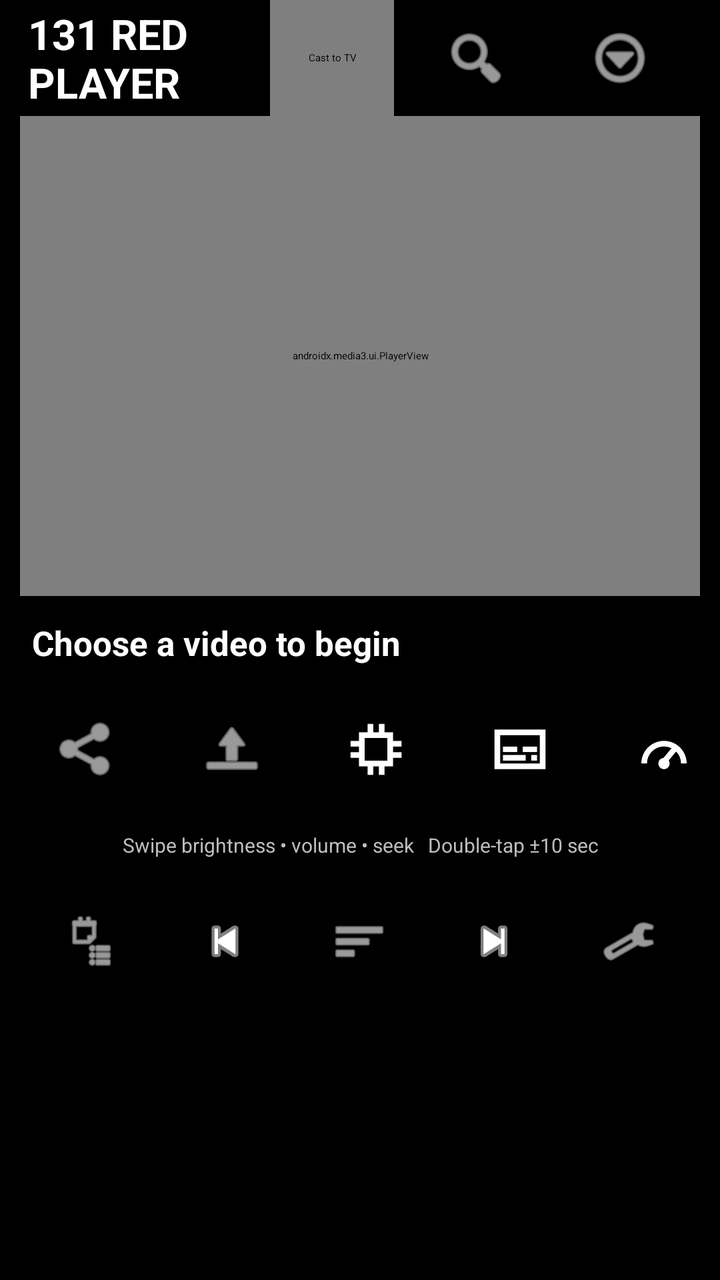
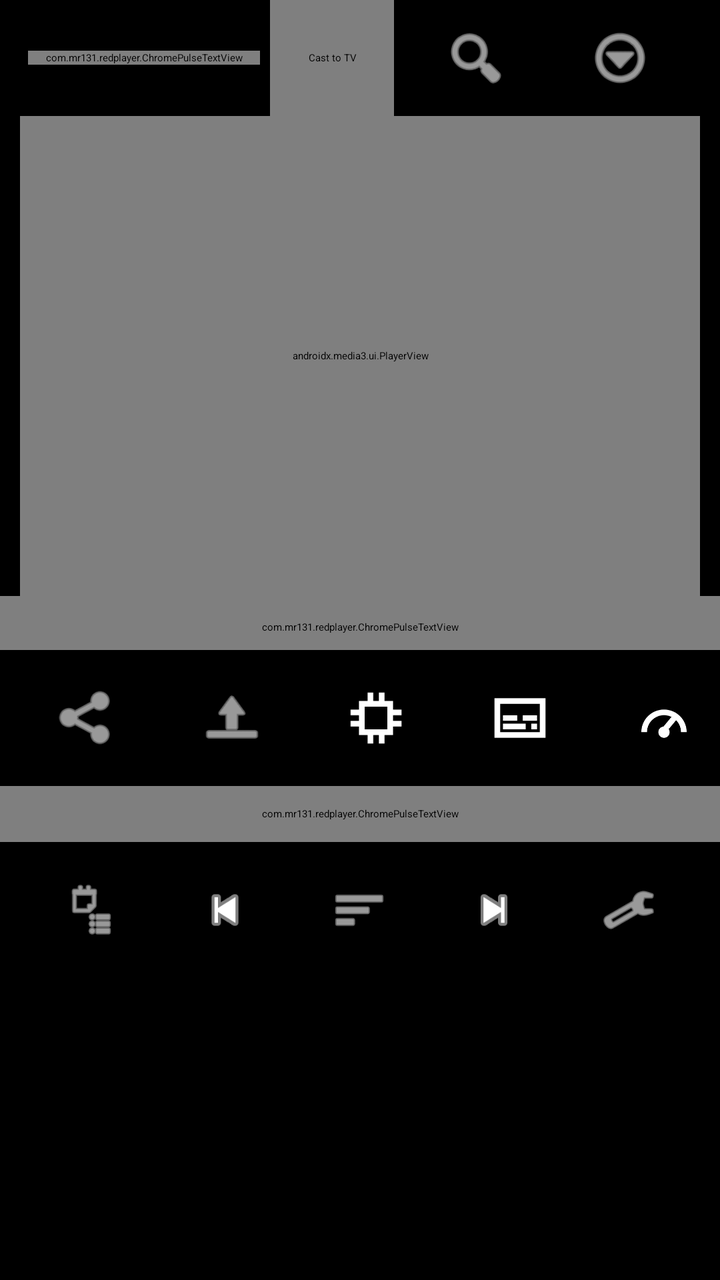

An Android layout rendered at two revisions. The XML below is the earlier revision; the diff shows what the commit changed to produce the second picture.
<!-- AndroidManifest.xml: activity theme Theme.RedPlayer.Launch -->
<!-- res/layout/activity_main.xml -->
<?xml version="1.0" encoding="utf-8"?>
<LinearLayout xmlns:android="http://schemas.android.com/apk/res/android" xmlns:app="http://schemas.android.com/apk/res-auto" android:id="@+id/root" android:layout_width="match_parent" android:layout_height="match_parent" android:background="@color/black" android:orientation="vertical">
 <LinearLayout android:layout_width="match_parent" android:layout_height="58dp" android:gravity="center_vertical" android:paddingHorizontal="14dp"><TextView android:layout_width="0dp" android:layout_height="wrap_content" android:layout_weight="1" android:text="131 RED PLAYER" android:textColor="@color/white" android:textSize="21sp" android:textStyle="bold"/><androidx.mediarouter.app.MediaRouteButton android:id="@+id/castButton" style="@style/RedIconButton" android:contentDescription="Cast to TV" app:mediaRouteButtonTint="@color/white"/><ImageButton android:id="@+id/searchButton" style="@style/RedIconButton" android:contentDescription="Search" android:src="@android:drawable/ic_menu_search"/><ImageButton android:id="@+id/moreButton" style="@style/RedIconButton" android:contentDescription="More" android:src="@android:drawable/ic_menu_more"/></LinearLayout>
 <FrameLayout android:layout_width="match_parent" android:layout_height="240dp" android:layout_marginHorizontal="10dp" android:background="@drawable/player_frame"><androidx.media3.ui.PlayerView android:id="@+id/playerView" android:layout_width="match_parent" android:layout_height="match_parent" android:background="@color/black" android:padding="2dp" app:use_controller="true" app:show_buffering="when_playing" app:resize_mode="fit" app:surface_type="texture_view"/><TextView android:id="@+id/gestureOverlay" android:layout_width="wrap_content" android:layout_height="wrap_content" android:layout_gravity="center" android:background="#DD151515" android:padding="16dp" android:textColor="@color/white" android:textSize="18sp" android:textStyle="bold" android:visibility="gone"/></FrameLayout>
 <TextView android:id="@+id/titleText" android:layout_width="match_parent" android:layout_height="wrap_content" android:paddingHorizontal="16dp" android:paddingTop="12dp" android:paddingBottom="8dp" android:text="Choose a video to begin" android:textColor="@color/white" android:textSize="17sp" android:textStyle="bold" android:maxLines="1" android:ellipsize="middle"/>
 <HorizontalScrollView android:layout_width="match_parent" android:layout_height="68dp" android:scrollbars="none"><LinearLayout android:layout_width="wrap_content" android:layout_height="match_parent" android:orientation="horizontal" android:gravity="center_vertical" android:paddingHorizontal="8dp"><ImageButton android:id="@+id/networkButton" style="@style/RedIconButton" android:contentDescription="Open Network Stream" android:src="@android:drawable/ic_menu_share"/><ImageButton android:id="@+id/cloudButton" style="@style/RedIconButton" android:contentDescription="Cloud Import" android:src="@android:drawable/ic_menu_upload"/><ImageButton android:id="@+id/decoderButton" style="@style/RedIconButton" android:contentDescription="Hardware decoder" android:src="@drawable/ic_decoder"/><ImageButton android:id="@+id/subtitleButton" style="@style/RedIconButton" android:contentDescription="Subtitles" android:src="@drawable/ic_subtitles"/><ImageButton android:id="@+id/speedButton" style="@style/RedIconButton" android:contentDescription="Playback speed" android:src="@drawable/ic_speed"/><ImageButton android:id="@+id/fitButton" style="@style/RedIconButton" android:contentDescription="Fit screen" android:src="@drawable/ic_fit"/><ImageButton android:id="@+id/abButton" style="@style/RedIconButton" android:contentDescription="A B repeat" android:src="@drawable/ic_repeat"/><ImageButton android:id="@+id/pipButton" style="@style/RedIconButton" android:contentDescription="Picture in picture" android:src="@drawable/ic_pip"/><ImageButton android:id="@+id/lockButton" style="@style/RedIconButton" android:contentDescription="Lock controls" android:src="@android:drawable/ic_lock_lock"/><ImageButton android:id="@+id/infoButton" style="@style/RedIconButton" android:contentDescription="Video information" android:src="@android:drawable/ic_menu_info_details"/></LinearLayout></HorizontalScrollView>
 <TextView android:id="@+id/gestureText" android:layout_width="match_parent" android:layout_height="28dp" android:gravity="center" android:text="Swipe brightness • volume • seek   Double-tap ±10 sec" android:textColor="@color/muted" android:textSize="10sp"/>
 <LinearLayout android:id="@+id/bottomBar" android:layout_width="match_parent" android:layout_height="68dp" android:gravity="center" android:orientation="horizontal" android:paddingHorizontal="12dp"><ImageButton android:id="@+id/openButton" style="@style/BottomIconButton" android:contentDescription="Video Library" android:src="@android:drawable/ic_menu_agenda"/><ImageButton android:id="@+id/previousButton" style="@style/BottomIconButton" android:contentDescription="Previous video" android:src="@android:drawable/ic_media_previous"/><ImageButton android:id="@+id/playlistButton" style="@style/BottomIconButton" android:contentDescription="Playlist" android:src="@android:drawable/ic_menu_sort_by_size"/><ImageButton android:id="@+id/nextButton" style="@style/BottomIconButton" android:contentDescription="Next video" android:src="@android:drawable/ic_media_next"/><ImageButton android:id="@+id/settingsButton" style="@style/BottomIconButton" android:contentDescription="Settings" android:src="@android:drawable/ic_menu_manage"/></LinearLayout>
</LinearLayout>
<!-- resources referenced by this layout -->
<resources>
  <color name="black">#000000</color>
  <color name="muted">#BDBDBD</color>
  <color name="white">#FFFFFF</color>
  <!-- drawable ic_decoder (drawable) -->
  <vector xmlns:android="http://schemas.android.com/apk/res/android" android:width="28dp" android:height="28dp" android:viewportWidth="24" android:viewportHeight="24"><path android:fillColor="#FFFFFFFF" android:pathData="M6,6h12v12H6zM8,8v8h8V8zM3,9h3v2H3zM3,13h3v2H3zM18,9h3v2h-3zM18,13h3v2h-3zM9,3h2v3H9zM13,3h2v3h-2zM9,18h2v3H9zM13,18h2v3H13z"/></vector>
  <!-- drawable ic_fit (drawable) -->
  <vector xmlns:android="http://schemas.android.com/apk/res/android" android:width="28dp" android:height="28dp" android:viewportWidth="24" android:viewportHeight="24"><path android:fillColor="#FFFFFFFF" android:pathData="M4,4h6v2H6v4H4zM14,4h6v6h-2V6h-4zM4,14h2v4h4v2H4zM18,14h2v6h-6v-2h4z"/></vector>
  <!-- drawable ic_pip (drawable) -->
  <vector xmlns:android="http://schemas.android.com/apk/res/android" android:width="28dp" android:height="28dp" android:viewportWidth="24" android:viewportHeight="24"><path android:fillColor="#FFFFFFFF" android:pathData="M3,5h18v14H3zM5,7v10h14V7zM12,11h6v5h-6z"/></vector>
  <!-- drawable ic_repeat (drawable) -->
  <vector xmlns:android="http://schemas.android.com/apk/res/android" android:width="28dp" android:height="28dp" android:viewportWidth="24" android:viewportHeight="24"><path android:fillColor="#FFFFFFFF" android:pathData="M7,7h10l-2,-2 1.4,-1.4L21,8l-4.6,4.4L15,11l2,-2H7a3,3 0,0 0,-3 3H2a5,5 0,0 1,5,-5M17,17H7l2,2 -1.4,1.4L3,16l4.6,-4.4L9,13l-2,2h10a3,3 0,0 0,3,-3h2a5,5 0,0 1,-5,5"/></vector>
  <!-- drawable ic_speed (drawable) -->
  <vector xmlns:android="http://schemas.android.com/apk/res/android" android:width="28dp" android:height="28dp" android:viewportWidth="24" android:viewportHeight="24"><path android:fillColor="#FFFFFFFF" android:pathData="M4,17a8,8 0,1 1,16 0h-2a6,6 0,1 0,-12 0zM11,16l5,-6 1.5,1.3 -5,6zM10,17a2,2 0,1 1,4 0a2,2 0,1 1,-4 0"/></vector>
  <!-- drawable ic_subtitles (drawable) -->
  <vector xmlns:android="http://schemas.android.com/apk/res/android" android:width="28dp" android:height="28dp" android:viewportWidth="24" android:viewportHeight="24"><path android:fillColor="#FFFFFFFF" android:pathData="M3,5h18v14H3zM5,7v10h14V7zM6,11h5v2H6zM13,11h5v2h-5zM6,14h8v2H6zM16,14h2v2H16z"/></vector>
  <!-- drawable player_frame (drawable) -->
  <shape xmlns:android="http://schemas.android.com/apk/res/android"><solid android:color="@color/black"/><stroke android:width="1dp" android:color="@color/red_player"/><corners android:radius="12dp"/></shape>
  <style name="BottomIconButton" parent="RedIconButton"><item name="android:layout_width">0dp</item><item name="android:layout_height">60dp</item><item name="android:layout_weight">1</item><item name="android:layout_marginHorizontal">2dp</item><item name="android:padding">16dp</item></style>
  <style name="Theme.RedPlayer.Launch" parent="Theme.SplashScreen">
          <item name="windowSplashScreenBackground">@color/black</item>
          <item name="windowSplashScreenAnimatedIcon">@drawable/ic_launcher_foreground</item>
          <item name="postSplashScreenTheme">@style/Theme.RedPlayer</item>
      </style>
  <color name="red_player">#D60A00</color>
  <!-- drawable ic_launcher_foreground (drawable) -->
  <vector xmlns:android="http://schemas.android.com/apk/res/android" android:width="108dp" android:height="108dp" android:viewportWidth="108" android:viewportHeight="108"><path android:fillColor="#D60A00" android:pathData="M8,8h92v92h-92z"/><path android:fillColor="#FFFFFF" android:pathData="M43,29v50l41,-25z"/></vector>
  <color name="red_dark">#8B0008</color>
  <color name="panel">#151515</color>
  <!-- unchanged entries left out for length: 4 -->
</resources>

<!-- the commit's change to res/layout/activity_main.xml (unified diff, before → after) -->
@@ -1,9 +1,9 @@
 <?xml version="1.0" encoding="utf-8"?>
 <LinearLayout xmlns:android="http://schemas.android.com/apk/res/android" xmlns:app="http://schemas.android.com/apk/res-auto" android:id="@+id/root" android:layout_width="match_parent" android:layout_height="match_parent" android:background="@color/black" android:orientation="vertical">
- <LinearLayout android:layout_width="match_parent" android:layout_height="58dp" android:gravity="center_vertical" android:paddingHorizontal="14dp"><TextView android:layout_width="0dp" android:layout_height="wrap_content" android:layout_weight="1" android:text="131 RED PLAYER" android:textColor="@color/white" android:textSize="21sp" android:textStyle="bold"/><androidx.mediarouter.app.MediaRouteButton android:id="@+id/castButton" style="@style/RedIconButton" android:contentDescription="Cast to TV" app:mediaRouteButtonTint="@color/white"/><ImageButton android:id="@+id/searchButton" style="@style/RedIconButton" android:contentDescription="Search" android:src="@android:drawable/ic_menu_search"/><ImageButton android:id="@+id/moreButton" style="@style/RedIconButton" android:contentDescription="More" android:src="@android:drawable/ic_menu_more"/></LinearLayout>
- <FrameLayout android:layout_width="match_parent" android:layout_height="240dp" android:layout_marginHorizontal="10dp" android:background="@drawable/player_frame"><androidx.media3.ui.PlayerView android:id="@+id/playerView" android:layout_width="match_parent" android:layout_height="match_parent" android:background="@color/black" android:padding="2dp" app:use_controller="true" app:show_buffering="when_playing" app:resize_mode="fit" app:surface_type="texture_view"/><TextView android:id="@+id/gestureOverlay" android:layout_width="wrap_content" android:layout_height="wrap_content" android:layout_gravity="center" android:background="#DD151515" android:padding="16dp" android:textColor="@color/white" android:textSize="18sp" android:textStyle="bold" android:visibility="gone"/></FrameLayout>
- <TextView android:id="@+id/titleText" android:layout_width="match_parent" android:layout_height="wrap_content" android:paddingHorizontal="16dp" android:paddingTop="12dp" android:paddingBottom="8dp" android:text="Choose a video to begin" android:textColor="@color/white" android:textSize="17sp" android:textStyle="bold" android:maxLines="1" android:ellipsize="middle"/>
+ <LinearLayout android:layout_width="match_parent" android:layout_height="58dp" android:gravity="center_vertical" android:paddingHorizontal="14dp"><com.mr131.redplayer.ChromePulseTextView android:layout_width="0dp" android:layout_height="wrap_content" android:layout_weight="1" android:text="131 RED PLAYER" android:textSize="21sp" android:textStyle="bold"/><androidx.mediarouter.app.MediaRouteButton android:id="@+id/castButton" style="@style/RedIconButton" android:contentDescription="Cast to TV" app:mediaRouteButtonTint="@color/white"/><ImageButton android:id="@+id/searchButton" style="@style/RedIconButton" android:contentDescription="Search" android:src="@android:drawable/ic_menu_search"/><ImageButton android:id="@+id/moreButton" style="@style/RedIconButton" android:contentDescription="More" android:src="@android:drawable/ic_menu_more"/></LinearLayout>
+ <FrameLayout android:layout_width="match_parent" android:layout_height="240dp" android:layout_marginHorizontal="10dp" android:background="@drawable/player_frame"><androidx.media3.ui.PlayerView android:id="@+id/playerView" android:layout_width="match_parent" android:layout_height="match_parent" android:background="@color/black" android:padding="2dp" app:use_controller="true" app:show_buffering="when_playing" app:resize_mode="fit" app:surface_type="texture_view"/><com.mr131.redplayer.ChromePulseTextView android:id="@+id/gestureOverlay" android:layout_width="wrap_content" android:layout_height="wrap_content" android:layout_gravity="center" android:background="#DD151515" android:padding="16dp" android:textSize="18sp" android:textStyle="bold" android:visibility="gone"/></FrameLayout>
+ <com.mr131.redplayer.ChromePulseTextView android:id="@+id/titleText" android:layout_width="match_parent" android:layout_height="wrap_content" android:paddingHorizontal="16dp" android:paddingTop="12dp" android:paddingBottom="8dp" android:text="Choose a video to begin" android:textSize="17sp" android:textStyle="bold" android:maxLines="1" android:ellipsize="middle"/>
  <HorizontalScrollView android:layout_width="match_parent" android:layout_height="68dp" android:scrollbars="none"><LinearLayout android:layout_width="wrap_content" android:layout_height="match_parent" android:orientation="horizontal" android:gravity="center_vertical" android:paddingHorizontal="8dp"><ImageButton android:id="@+id/networkButton" style="@style/RedIconButton" android:contentDescription="Open Network Stream" android:src="@android:drawable/ic_menu_share"/><ImageButton android:id="@+id/cloudButton" style="@style/RedIconButton" android:contentDescription="Cloud Import" android:src="@android:drawable/ic_menu_upload"/><ImageButton android:id="@+id/decoderButton" style="@style/RedIconButton" android:contentDescription="Hardware decoder" android:src="@drawable/ic_decoder"/><ImageButton android:id="@+id/subtitleButton" style="@style/RedIconButton" android:contentDescription="Subtitles" android:src="@drawable/ic_subtitles"/><ImageButton android:id="@+id/speedButton" style="@style/RedIconButton" android:contentDescription="Playback speed" android:src="@drawable/ic_speed"/><ImageButton android:id="@+id/fitButton" style="@style/RedIconButton" android:contentDescription="Fit screen" android:src="@drawable/ic_fit"/><ImageButton android:id="@+id/abButton" style="@style/RedIconButton" android:contentDescription="A B repeat" android:src="@drawable/ic_repeat"/><ImageButton android:id="@+id/pipButton" style="@style/RedIconButton" android:contentDescription="Picture in picture" android:src="@drawable/ic_pip"/><ImageButton android:id="@+id/lockButton" style="@style/RedIconButton" android:contentDescription="Lock controls" android:src="@android:drawable/ic_lock_lock"/><ImageButton android:id="@+id/infoButton" style="@style/RedIconButton" android:contentDescription="Video information" android:src="@android:drawable/ic_menu_info_details"/></LinearLayout></HorizontalScrollView>
- <TextView android:id="@+id/gestureText" android:layout_width="match_parent" android:layout_height="28dp" android:gravity="center" android:text="Swipe brightness • volume • seek   Double-tap ±10 sec" android:textColor="@color/muted" android:textSize="10sp"/>
+ <com.mr131.redplayer.ChromePulseTextView android:id="@+id/gestureText" android:layout_width="match_parent" android:layout_height="28dp" android:gravity="center" android:text="Swipe brightness • volume • seek   Double-tap ±10 sec" android:textSize="10sp"/>
  <LinearLayout android:id="@+id/bottomBar" android:layout_width="match_parent" android:layout_height="68dp" android:gravity="center" android:orientation="horizontal" android:paddingHorizontal="12dp"><ImageButton android:id="@+id/openButton" style="@style/BottomIconButton" android:contentDescription="Video Library" android:src="@android:drawable/ic_menu_agenda"/><ImageButton android:id="@+id/previousButton" style="@style/BottomIconButton" android:contentDescription="Previous video" android:src="@android:drawable/ic_media_previous"/><ImageButton android:id="@+id/playlistButton" style="@style/BottomIconButton" android:contentDescription="Playlist" android:src="@android:drawable/ic_menu_sort_by_size"/><ImageButton android:id="@+id/nextButton" style="@style/BottomIconButton" android:contentDescription="Next video" android:src="@android:drawable/ic_media_next"/><ImageButton android:id="@+id/settingsButton" style="@style/BottomIconButton" android:contentDescription="Settings" android:src="@android:drawable/ic_menu_manage"/></LinearLayout>
 </LinearLayout>
